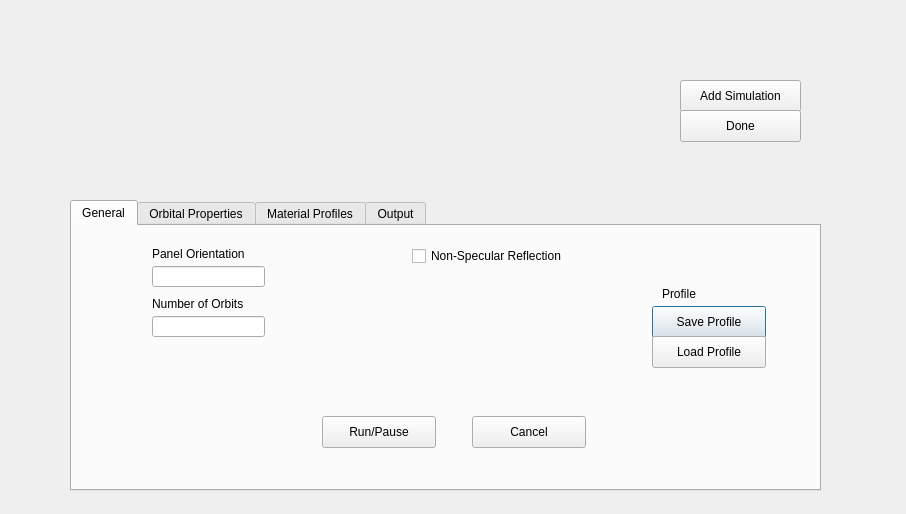
Qt form XMLWidget/inputpage.ui (agiron123/3DPhotovoltaics) before a commit.
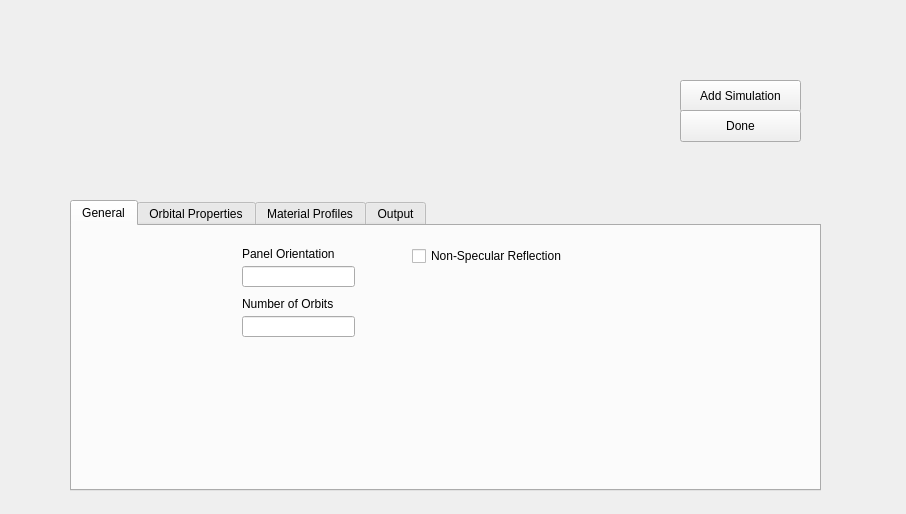
The same form after that commit. The open tabs and pages were chosen to show the change.

Commit message: Refactored much of the code for the UI. Also removed unndecessary UI elements from the .ui file.

What changed in the file:
```diff
--- a/XMLWidget/inputpage.ui
+++ b/XMLWidget/inputpage.ui
@@ -32,7 +32,7 @@
     <widget class="QLabel" name="label">
      <property name="geometry">
       <rect>
-       <x>80</x>
+       <x>170</x>
        <y>20</y>
        <width>121</width>
        <height>16</height>
@@ -45,7 +45,7 @@
     <widget class="QLabel" name="label_3">
      <property name="geometry">
       <rect>
-       <x>80</x>
+       <x>170</x>
        <y>70</y>
        <width>121</width>
        <height>16</height>
@@ -68,49 +68,10 @@
       <string>Non-Specular Reflection</string>
      </property>
     </widget>
-    <widget class="QLabel" name="label_8">
-     <property name="geometry">
-      <rect>
-       <x>590</x>
-       <y>60</y>
-       <width>121</width>
-       <height>16</height>
-      </rect>
-     </property>
-     <property name="text">
-      <string>Profile</string>
-     </property>
-    </widget>
-    <widget class="QPushButton" name="general_SaveProfileButton">
-     <property name="geometry">
-      <rect>
-       <x>580</x>
-       <y>80</y>
-       <width>114</width>
-       <height>32</height>
-      </rect>
-     </property>
-     <property name="text">
-      <string>Save Profile</string>
-     </property>
-    </widget>
-    <widget class="QPushButton" name="general_LoadProfileButton">
-     <property name="geometry">
-      <rect>
-       <x>580</x>
-       <y>110</y>
-       <width>114</width>
-       <height>32</height>
-      </rect>
-     </property>
-     <property name="text">
-      <string>Load Profile</string>
-     </property>
-    </widget>
     <widget class="QLineEdit" name="panel_orientation">
      <property name="geometry">
       <rect>
-       <x>80</x>
+       <x>170</x>
        <y>40</y>
        <width>113</width>
        <height>21</height>
@@ -120,39 +81,13 @@
     <widget class="QLineEdit" name="num_orbits">
      <property name="geometry">
       <rect>
-       <x>80</x>
+       <x>170</x>
        <y>90</y>
        <width>113</width>
        <height>21</height>
       </rect>
      </property>
     </widget>
-    <widget class="QPushButton" name="general_RunButton">
-     <property name="geometry">
-      <rect>
-       <x>250</x>
-       <y>190</y>
-       <width>114</width>
-       <height>32</height>
-      </rect>
-     </property>
-     <property name="text">
-      <string>Run/Pause</string>
-     </property>
-    </widget>
-    <widget class="QPushButton" name="general_CancelButton">
-     <property name="geometry">
-      <rect>
-       <x>400</x>
-       <y>190</y>
-       <width>114</width>
-       <height>32</height>
-      </rect>
-     </property>
-     <property name="text">
-      <string>Cancel</string>
-     </property>
-    </widget>
    </widget>
    <widget class="QWidget" name="orbital_properties_tab">
     <attribute name="title">
```
Left out of the diff: 30 changed lines with no effect on the pictures. The commit also changes 3 other files.
